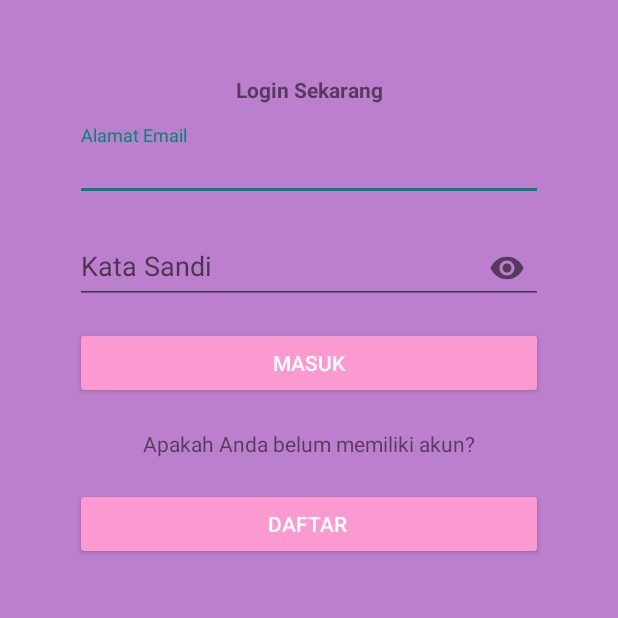
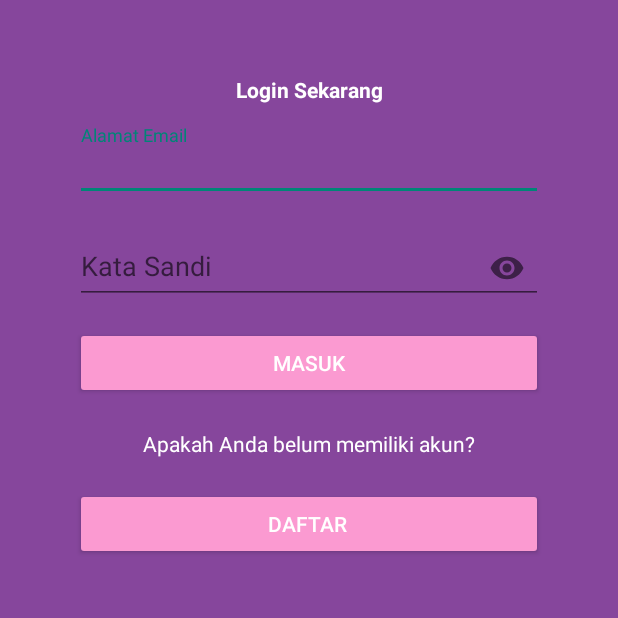
Before and after one commit to excelsior09/Deto, an Android app: the screen it shows after launch (LoginActivity), on a phone screen of 412 x 824 dp, the top half of it. Run offline under Robolectric (Android 15) with nearby library versions, the phone set to English and light mode, and no system bars; our stand-ins replace Firebase (no records; nobody signed in at launch, a user with empty details on screens opened directly).

Commit message:
push login,register xml

```diff
--- a/app/src/main/res/layout/activity_login.xml
+++ b/app/src/main/res/layout/activity_login.xml
@@ -5,7 +5,10 @@
     android:layout_width="match_parent"
     android:layout_height="match_parent"
     tools:context=".LoginActivity"
-    android:background="#BC7FCD">
+    android:background="#86469C
+
+
+">
 
     <LinearLayout
         android:layout_width="match_parent"
@@ -19,7 +22,8 @@
             android:layout_height="wrap_content"
             android:textAlignment="center"
             android:textStyle="bold"
-            android:text="Login Sekarang"/>
+            android:text="Login Sekarang"
+            android:textColor="#FFF"/>
 
         <com.google.android.material.textfield.TextInputLayout
             android:layout_width="match_parent"
@@ -31,8 +35,10 @@
                 android:layout_width="match_parent"
                 android:layout_height="wrap_content"
                 android:inputType="textPersonName"
-                android:hint="Alamat Email"/>
+                android:hint="Alamat Email"
+                android:textColorHint="#808080" />
         </com.google.android.material.textfield.TextInputLayout>
+
         <com.google.android.material.textfield.TextInputLayout
             android:layout_width="match_parent"
             android:layout_height="wrap_content"
@@ -44,7 +50,8 @@
                 android:layout_width="match_parent"
                 android:layout_height="wrap_content"
                 android:inputType="textPassword"
-                android:hint="Kata Sandi"/>
+                android:hint="Kata Sandi"
+                android:textColorHint="#808080" />
         </com.google.android.material.textfield.TextInputLayout>
 
         <Button
@@ -61,6 +68,7 @@
             android:layout_width="match_parent"
             android:layout_height="wrap_content"
             android:text="Apakah Anda belum memiliki akun?"
+            android:textColor="#FFF"
             android:textAlignment="center"
             android:layout_marginTop="20dp"/>
 
--- a/app/src/main/res/layout/activity_register.xml
+++ b/app/src/main/res/layout/activity_register.xml
@@ -12,7 +12,6 @@
         android:layout_height="match_parent"
         android:layout_weight="1"
         android:fillViewport="true">
-
         <LinearLayout
             android:layout_width="match_parent"
             android:layout_height="match_parent"
```
